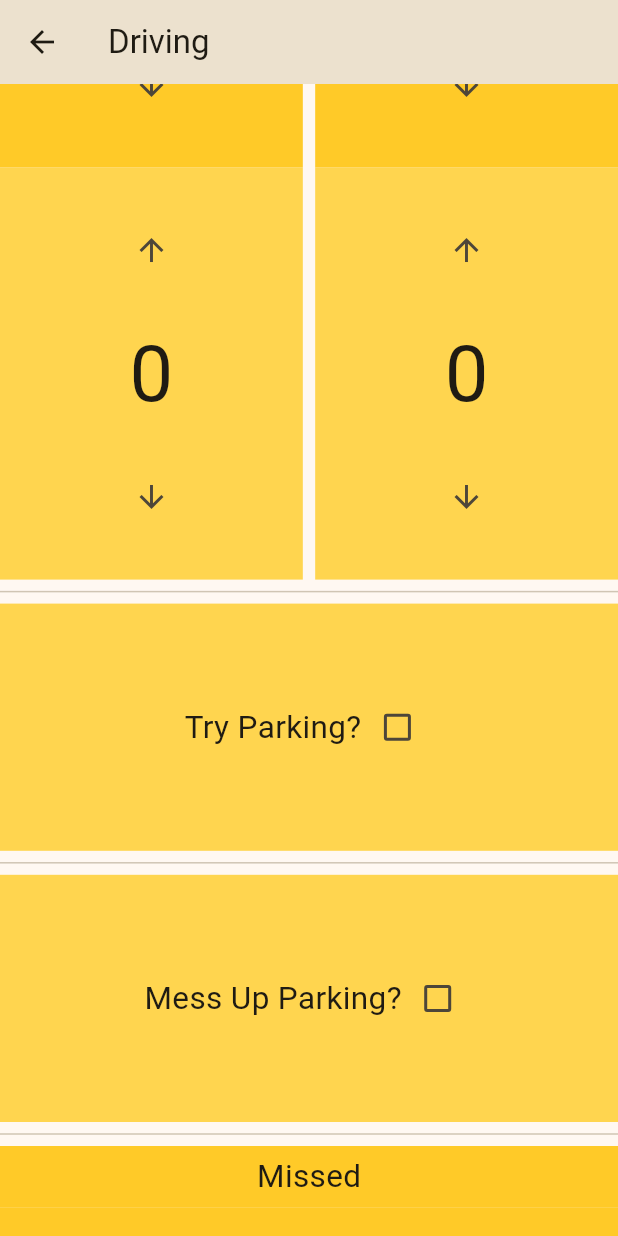
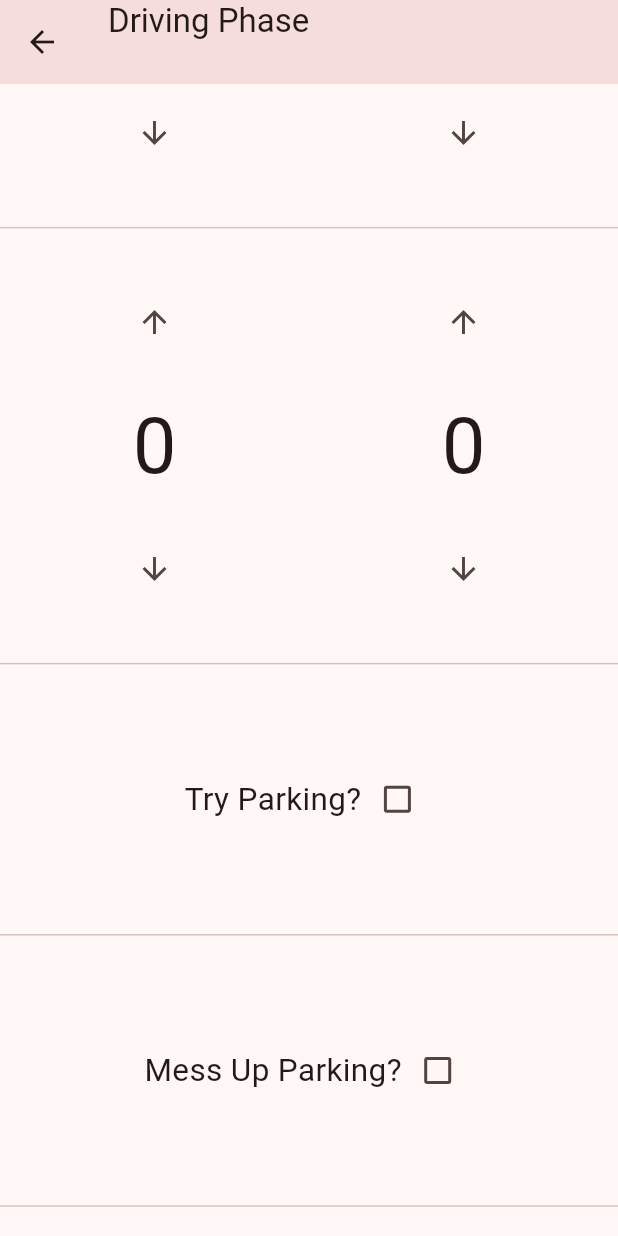
Before and after one commit to john-xu-1/frc1148_2023_scouting_app, a Flutter app: the TeleopForm screen opened directly with empty values, scrolled down 576 dp, after a tap on the "arrow downward" icon, on a phone screen of 412 x 824 dp. Run offline on Flutter 3.47's test engine with Material 2 defaults, Android fonts, the phone set to English and light mode, and no system bars; missing offline and left inert: gsheets; key blocks and very long unbroken strings in the code were emptied for the run.

Commit message:
i fogor to commit so not pee color
i fogor

```diff
--- a/lib/form_controller.dart
+++ b/lib/form_controller.dart
@@ -1,7 +1,6 @@
 import 'dart:convert' as convert;
 import 'package:http/http.dart' as http;
 import 'FeedbackForm.dart';
-import 'return_team.dart';
 
 
 
@@ -32,7 +31,7 @@ class FormController {
       //https://script.google.com/macros/s/AKfycbxbwoJQQVD58HSwihoVPaT8tXVMYmJZeYjWaI4VOGsRBHqVFj6B8crzucnQ8F3dS0Yq/exec
       await http.post(url, body: feedbackForm.toJson()).then((response) async {
         if (response.statusCode == 302) {
-          var urll = response.headers['location'];
+          //var urll = response.headers['location'];
 
           await http.get(url).then((response) {
             callback(convert.jsonDecode(response.body)['status']);
--- a/lib/return_team.dart
+++ b/lib/return_team.dart
@@ -1,4 +1,3 @@
-import 'package:flutter/material.dart';
 
 class return_team {
     //the string lists will be the blue and red teams in order of matches
--- a/lib/teleop_form.dart
+++ b/lib/teleop_form.dart
@@ -1,9 +1,6 @@
 import 'package:flutter/material.dart';
 import 'package:frc1148_2023_scouting_app/subjective_form.dart';
-import 'FeedbackForm.dart';
-import 'form_controller.dart';
 import 'package:gsheets/gsheets.dart';
-import 'scouting_form.dart' as sf;
 
 
   int topScoreCone = 0;
@@ -32,82 +29,81 @@ class TeleopForm extends StatefulWidget {
 class _TeleopForm extends State<TeleopForm> {
 
 
-
-  void _addCone (score){
+void _addCone (score){
     if (score == "top"){
-      setState(() => topScoreCone += 1);
+      if (topScoreCone >= 0) setState(() => topScoreCone += 1);
       print (topScoreCone);
 
     }
     else if (score == "mid"){
-      setState(() => midScoreCone += 1);
+      if (midScoreCone >= 0) setState(() => midScoreCone += 1);
       print (midScoreCone);
     }
     else if (score == "low"){
-       setState(() => lowScoreCone += 1);
+      if (lowScoreCone >= 0) setState(() => lowScoreCone += 1);
       print (lowScoreCone);
     }
     else if (score == "missed"){
-      setState(() => missedCone += 1);
+      if (missedCone >= 0) setState(() => missedCone += 1);
     }
 
   }
 
   void _minusCone (score){
     if (score == "top"){
-      setState(() => topScoreCone -= 1);
+      if (topScoreCone > 0) setState(() => topScoreCone -= 1);
       print (topScoreCone);
 
     }
     else if (score == "mid"){
-      setState(() => midScoreCone -= 1);
+      if (midScoreCone > 0) setState(() => midScoreCone -= 1);
       print (midScoreCone);
     }
     else if (score == "low"){
-      setState(() => lowScoreCone -= 1);
+      if (lowScoreCone > 0) setState(() => lowScoreCone -= 1);
       print (lowScoreCone);
     }
     else if (score == "missed"){
-      setState(() => missedCone -= 1);
+      if (missedCone > 0) setState(() => missedCone -= 1);
     }
   }
 
   void _addCube (score){
     if (score == "top"){
-      setState(() => topScoreCube += 1);
+      if (topScoreCube >= 0) setState(() => topScoreCube += 1);
       print (topScoreCube);
 
     }
     else if (score == "mid"){
-      setState(() => midScoreCube += 1);
+      if (midScoreCube >= 0) setState(() => midScoreCube += 1);
       print (midScoreCube);
     }
     else if (score == "low"){
-       setState(() => lowScoreCube += 1);
+      if (lowScoreCube >= 0) setState(() => lowScoreCube += 1);
       print (lowScoreCube);
     }
     else if (score == "missed"){
-      setState(() => missedCube += 1);
+      if (missedCube >= 0) setState(() => missedCube += 1);
     }
 
   }
 
   void _minusCube (score){
     if (score == "top"){
-      setState(() => topScoreCube -= 1);
+      if (topScoreCube > 0) setState(() => topScoreCube -= 1);
       print (topScoreCube);
 
     }
     else if (score == "mid"){
-      setState(() => midScoreCube -= 1);
+      if (midScoreCube > 0) setState(() => midScoreCube -= 1);
       print (midScoreCube);
     }
     else if (score == "low"){
-      setState(() => lowScoreCube -= 1);
+      if (lowScoreCube > 0) setState(() => lowScoreCube -= 1);
       print (lowScoreCube);
     }
     else if (score == "missed"){
-      setState(() => missedCube -= 1);
+      if (missedCube > 0) setState(() => missedCube -= 1);
     }
   }
 
@@ -167,7 +163,12 @@ class _TeleopForm extends State<TeleopForm> {
     double width = MediaQuery.of(context).size.width;
     return Scaffold(
       appBar: AppBar(
-        title: Text("Driving"),
+        title: Column(
+          children: [
+          const Text ("Driving Phase",),
+          Text(widget.teamName),
+          ],
+        ),
       ),
       body: Center(
         child: ListView(
@@ -180,14 +181,19 @@ class _TeleopForm extends State<TeleopForm> {
                     Container(
                       height: height/10,
                       alignment: AlignmentDirectional.center,
-                      width: width * 0.49,
-                      color: Colors.amber[100],
+                      width: width * 0.50,
+                      //color: Colors.amber[100],
                       child: Text("Cone", textScaleFactor: 2.5,),
                     ),
                     Container(
+                      alignment: AlignmentDirectional.center,
+                      width: width * 0.5,
+                      child: const Divider(),
+                    ),
+                    Container(
                       height: height/3,
-                      width: width * 0.49,
-                      color: Colors.amber[600],
+                      width: width * 0.50,
+                      //color: Colors.amber[600],
                       child: Column(
                         mainAxisAlignment: MainAxisAlignment.center,
                         children: [
@@ -216,9 +222,14 @@ class _TeleopForm extends State<TeleopForm> {
                       )
                     ),
                     Container(
+                      alignment: AlignmentDirectional.center,
+                      width: width * 0.5,
+                      child: const Divider(),
+                    ),
+                    Container(
                       height: height/3,
-                      width: width * 0.49,
-                      color: Colors.amber[400],
+                      width: width * 0.50,
+                      //color: Colors.amber[400],
                       child: Column(
                         mainAxisAlignment: MainAxisAlignment.center,
                         children: [
@@ -245,9 +256,14 @@ class _TeleopForm extends State<TeleopForm> {
                       )
                     ),
                     Container(
+                      alignment: AlignmentDirectional.center,
+                      width: width * 0.5,
+                      child: const Divider(),
+                    ),
+                    Container(
                       height: height/3,
-                      width: width * 0.49,
-                      color: Colors.amber[300],
+                      width: width * 0.50,
+                      //color: Colors.amber[300],
                       child: Column(
                         mainAxisAlignment: MainAxisAlignment.center,
                         children: [
@@ -280,21 +296,25 @@ class _TeleopForm extends State<TeleopForm> {
                     ),
                   ]
                 ),
-                VerticalDivider(width: width*0.02, color: Colors.amberAccent,),
                 Column (
                   crossAxisAlignment: CrossAxisAlignment.start,
                   children: [
                     Container(
                       height: height/10,
                       alignment: AlignmentDirectional.center,
-                      width: width * 0.49,
-                      color: Colors.amber[100],
+                      width: width * 0.50,
+                      //color: Colors.amber[100],
                       child: Text("Cube", textScaleFactor: 2.5,),
                     ),
                     Container(
+                      alignment: AlignmentDirectional.center,
+                      width: width * 0.5,
+                      child: const Divider(),
+                    ),
+                    Container(
                       height: height/3,
-                      width: width * 0.49,
-                      color: Colors.amber[600],
+                      width: width * 0.50,
+                      //color: Colors.amber[600],
                       child: Column(
                         mainAxisAlignment: MainAxisAlignment.center,
                         children: [
@@ -323,9 +343,14 @@ class _TeleopForm extends State<TeleopForm> {
                       )
                     ),
                     Container(
+                      alignment: AlignmentDirectional.center,
+                      width: width * 0.5,
+                      child: const Divider(),
+                    ),
+                    Container(
                       height: height/3,
-                      width: width * 0.49,
-                      color: Colors.amber[400],
+                      width: width * 0.50,
+                      //color: Colors.amber[400],
                       child: Column(
                         mainAxisAlignment: MainAxisAlignment.center,
                         children: [
@@ -352,9 +377,14 @@ class _TeleopForm extends State<TeleopForm> {
                       )
                     ),
                     Container(
+                      alignment: AlignmentDirectional.center,
+                      width: width * 0.5,
+                      child: const Divider(),
+                    ),
+                    Container(
                       height: height/3,
-                      width: width * 0.49,
-                      color: Colors.amber[300],
+                      width: width * 0.50,
+                      //color: Colors.amber[300],
                       child: Column(
                         mainAxisAlignment: MainAxisAlignment.center,
                         children: [
@@ -392,7 +422,7 @@ class _TeleopForm extends State<TeleopForm> {
             Container(
               width: width,
               height: height/5,
-              color: Colors.amber[300],
+              //color: Colors.amber[300],
               alignment: AlignmentDirectional.center,
               child: Row(
                 mainAxisAlignment: MainAxisAlignment.center,
@@ -401,7 +431,7 @@ class _TeleopForm extends State<TeleopForm> {
                   const Text("Try Parking?",textScaleFactor: 1.5,),
                   Checkbox(
                     value: tryParkTele,
-                    activeColor: Colors.amber[700],
+                    //color: Colors.amber[700],
                     onChanged: (newValue) {
                       setState(() {
                         tryParkTele = newValue!;
@@ -415,7 +445,7 @@ class _TeleopForm extends State<TeleopForm> {
             Container(
               width: width,
               height: height/5,
-              color: Colors.amber[300],
+              //color Colors.amber[300],
               alignment: AlignmentDirectional.center,
               child: Row(
                 mainAxisAlignment: MainAxisAlignment.center,
@@ -424,7 +454,7 @@ class _TeleopForm extends State<TeleopForm> {
                   const Text("Mess Up Parking?",textScaleFactor: 1.5,),
                   Checkbox(
                     value: messUpParkTele,
-                    activeColor: Colors.amber[700],
+                    //color Colors.amber[700],
                     onChanged: (newValue) {
                       setState(() {
                         messUpParkTele = newValue!;
@@ -440,13 +470,13 @@ class _TeleopForm extends State<TeleopForm> {
                 Container(
                   height: height/20,
                   alignment: AlignmentDirectional.center,
-                  color: Colors.amber[400],
+                  //color Colors.amber[400],
                   child: const Text("Missed", textScaleFactor: 1.5,),
                 ),
                 Container(
                   height: height/5,
                   width: width,
-                  color: Colors.amber[400],
+                  //color Colors.amber[400],
                   child: Column(
                     mainAxisAlignment: MainAxisAlignment.center,
                     children: [
```
Also changed, not shown: lib/log_in.dart (+86 -47 lines), lib/main.dart (+2 -6 lines), lib/scouting_form.dart (+72 -41 lines), lib/subjective_form.dart (+20 -14 lines).
